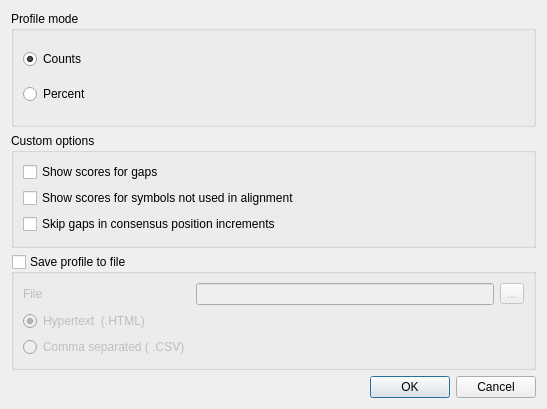
Above: src/plugins/dna_stat/src/DNAStatMSAProfileDialog.ui from violethaze74/ugene before the change. Below: the same form after it.
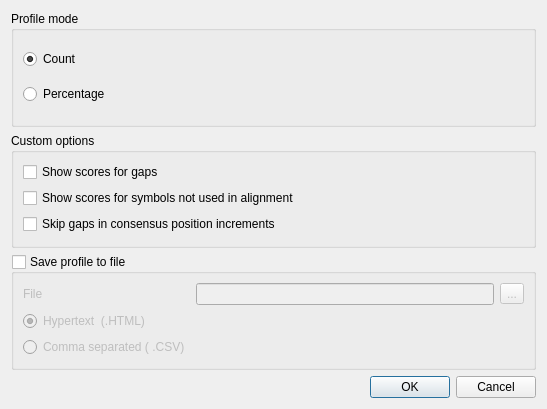
That is the form after the change.

Commit message: UGENE-5704. Generate distance matrix and Generate grid profile GUI improvements

```diff
--- a/src/plugins/dna_stat/src/DNAStatMSAProfileDialog.ui
+++ b/src/plugins/dna_stat/src/DNAStatMSAProfileDialog.ui
@@ -23,7 +23,7 @@
       <item row="0" column="0">
        <widget class="QRadioButton" name="countsRB">
         <property name="text">
-         <string>Counts</string>
+         <string>Count</string>
         </property>
         <property name="checked">
          <bool>true</bool>
@@ -33,7 +33,7 @@
       <item row="1" column="0">
        <widget class="QRadioButton" name="percentsRB">
         <property name="text">
-         <string>Percent</string>
+         <string>Percentage</string>
         </property>
        </widget>
       </item>
```
The commit also changes 1 other file.
